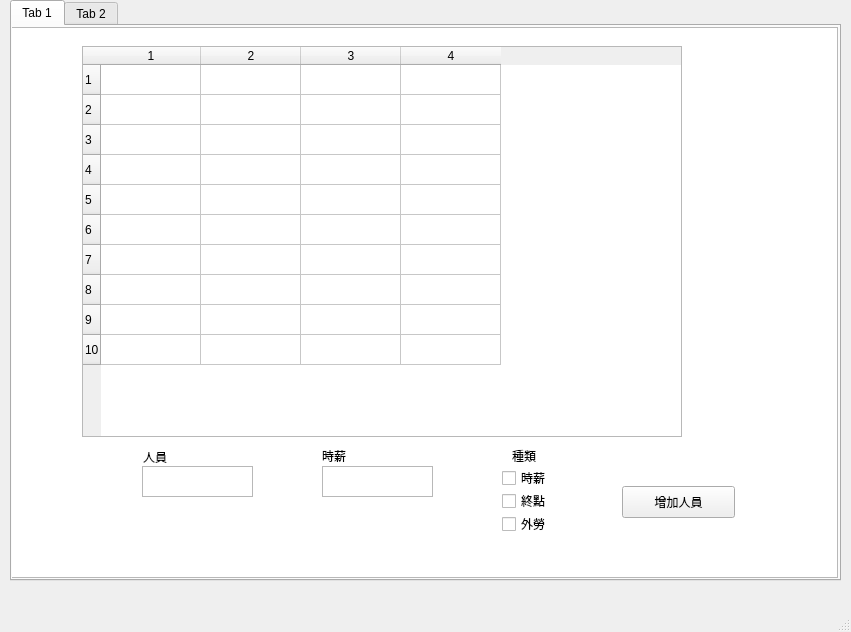
Before: the Qt Designer form UI/UI.ui in s3171103/uhong_Gitbase, drawn with Qt 5.
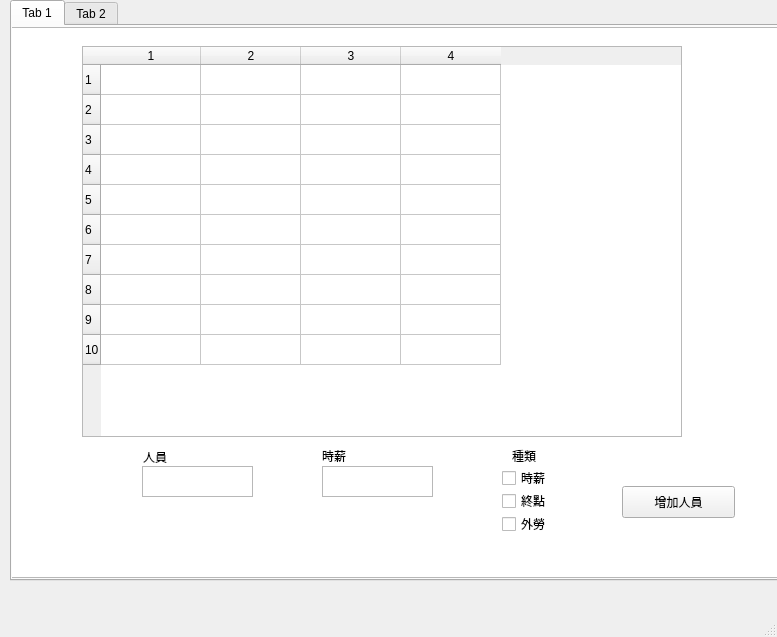
After: the same form once the commit is applied.

```diff
--- a/UI/UI.ui
+++ b/UI/UI.ui
@@ -6,8 +6,8 @@
    <rect>
     <x>0</x>
     <y>0</y>
-    <width>851</width>
-    <height>632</height>
+    <width>777</width>
+    <height>637</height>
    </rect>
   </property>
   <property name="windowTitle">
```
Left out of the diff: 2 changed lines with no effect on the pictures.
